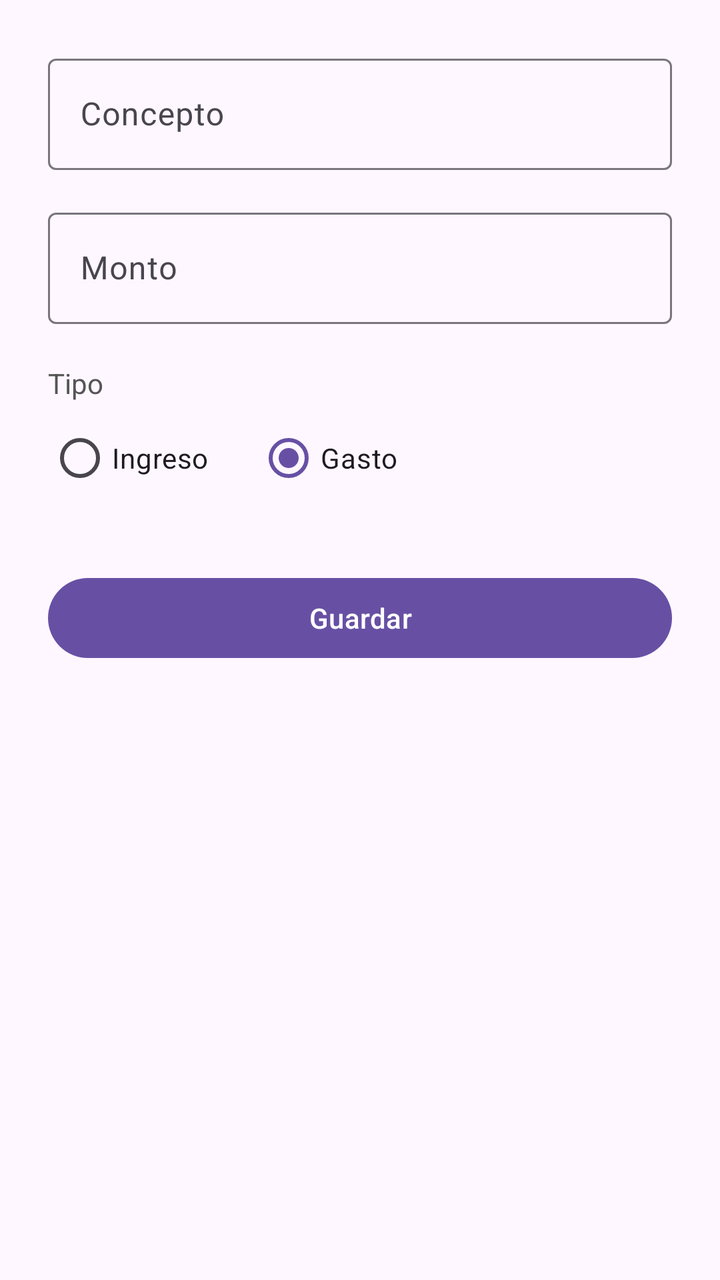
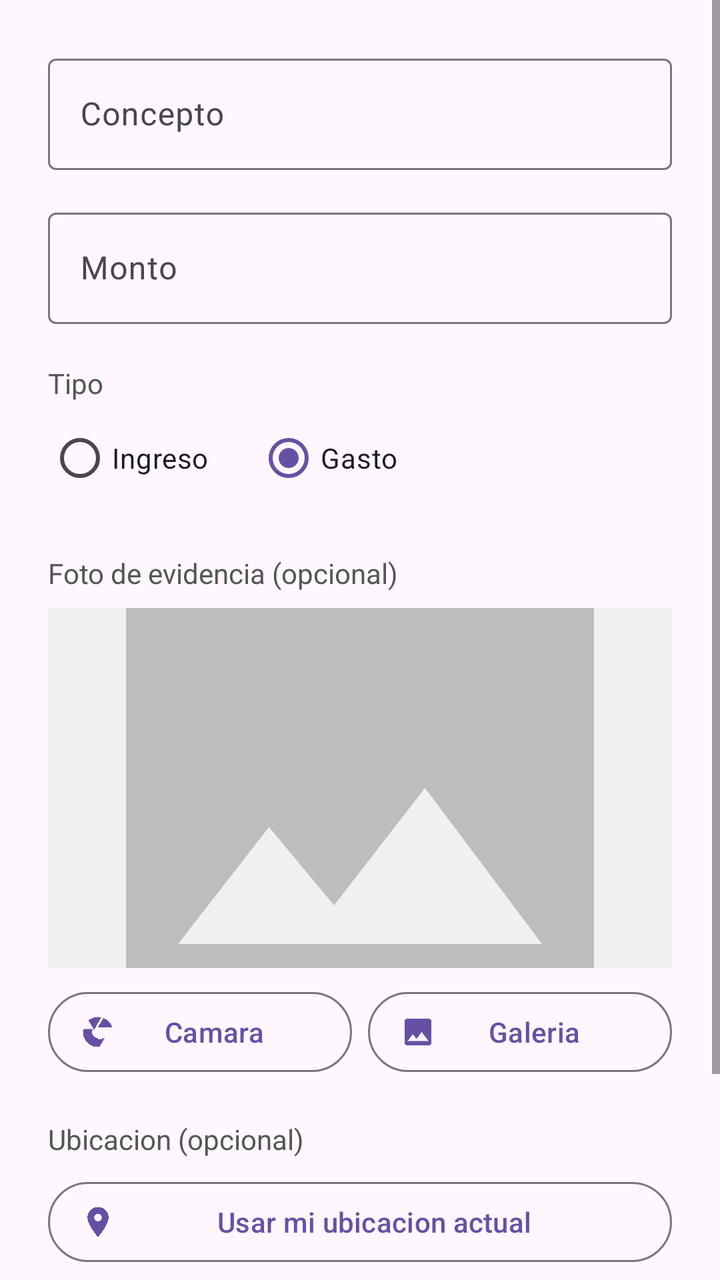

An Android layout rendered at two revisions. The XML below is the earlier revision; the diff shows what the commit changed to produce the second picture.
<!-- AndroidManifest.xml: application theme Theme.Finanzas -->
<!-- res/layout/activity_form.xml -->
<?xml version="1.0" encoding="utf-8"?>
<ScrollView xmlns:android="http://schemas.android.com/apk/res/android"
    xmlns:app="http://schemas.android.com/apk/res-auto"
    android:layout_width="match_parent"
    android:layout_height="match_parent"
    android:fillViewport="true">

    <LinearLayout
        android:layout_width="match_parent"
        android:layout_height="wrap_content"
        android:orientation="vertical"
        android:padding="24dp">

        
        <com.google.android.material.textfield.TextInputLayout
            android:id="@+id/layoutConcepto"
            style="@style/Widget.Material3.TextInputLayout.OutlinedBox"
            android:layout_width="match_parent"
            android:layout_height="wrap_content"
            android:hint="Concepto">

            <com.google.android.material.textfield.TextInputEditText
                android:id="@+id/edtConcepto"
                android:layout_width="match_parent"
                android:layout_height="wrap_content"
                android:inputType="textCapSentences"
                android:maxLines="1" />

        </com.google.android.material.textfield.TextInputLayout>

        
        <com.google.android.material.textfield.TextInputLayout
            android:id="@+id/layoutMonto"
            style="@style/Widget.Material3.TextInputLayout.OutlinedBox"
            android:layout_width="match_parent"
            android:layout_height="wrap_content"
            android:layout_marginTop="16dp"
            android:hint="Monto">

            <com.google.android.material.textfield.TextInputEditText
                android:id="@+id/edtMonto"
                android:layout_width="match_parent"
                android:layout_height="wrap_content"
                android:inputType="numberDecimal" />

        </com.google.android.material.textfield.TextInputLayout>

        
        <TextView
            android:layout_width="wrap_content"
            android:layout_height="wrap_content"
            android:layout_marginTop="20dp"
            android:text="Tipo"
            android:textColor="#555555"
            android:textSize="14sp" />

        <RadioGroup
            android:id="@+id/grupoTipo"
            android:layout_width="match_parent"
            android:layout_height="wrap_content"
            android:layout_marginTop="4dp"
            android:orientation="horizontal">

            <RadioButton
                android:id="@+id/radioIngreso"
                android:layout_width="wrap_content"
                android:layout_height="wrap_content"
                android:text="Ingreso" />

            <RadioButton
                android:id="@+id/radioGasto"
                android:layout_width="wrap_content"
                android:layout_height="wrap_content"
                android:layout_marginStart="24dp"
                android:checked="true"
                android:text="Gasto" />
        </RadioGroup>

        
        <com.google.android.material.button.MaterialButton
            android:id="@+id/btnGuardar"
            android:layout_width="match_parent"
            android:layout_height="wrap_content"
            android:layout_marginTop="32dp"
            android:text="Guardar" />

    </LinearLayout>
</ScrollView>
<!-- resources referenced by this layout -->
<resources>
  <style name="Theme.Finanzas" parent="Base.Theme.Finanzas" />
  <style name="Base.Theme.Finanzas" parent="Theme.Material3.DayNight.NoActionBar">
          
          
      </style>
</resources>

<!-- the commit's change to res/layout/activity_form.xml (unified diff, before → after) -->
@@ -77,6 +77,87 @@
         </RadioGroup>
 
         
+        <TextView
+            android:layout_width="wrap_content"
+            android:layout_height="wrap_content"
+            android:layout_marginTop="24dp"
+            android:text="Foto de evidencia (opcional)"
+            android:textColor="#555555"
+            android:textSize="14sp" />
+
+        <ImageView
+            android:id="@+id/imgEvidencia"
+            android:layout_width="match_parent"
+            android:layout_height="180dp"
+            android:layout_marginTop="8dp"
+            android:background="#F0F0F0"
+            android:contentDescription="@null"
+            android:scaleType="centerCrop"
+            android:src="@drawable/ic_photo_placeholder" />
+
+        <LinearLayout
+            android:layout_width="match_parent"
+            android:layout_height="wrap_content"
+            android:layout_marginTop="8dp"
+            android:orientation="horizontal">
+
+            <com.google.android.material.button.MaterialButton
+                android:id="@+id/btnCamara"
+                style="@style/Widget.Material3.Button.OutlinedButton.Icon"
+                android:layout_width="0dp"
+                android:layout_height="wrap_content"
+                android:layout_marginEnd="8dp"
+                android:layout_weight="1"
+                android:text="Camara"
+                app:icon="@drawable/ic_camera" />
+
+            <com.google.android.material.button.MaterialButton
+                android:id="@+id/btnGaleria"
+                style="@style/Widget.Material3.Button.OutlinedButton.Icon"
+                android:layout_width="0dp"
+                android:layout_height="wrap_content"
+                android:layout_weight="1"
+                android:text="Galeria"
+                app:icon="@drawable/ic_gallery" />
+        </LinearLayout>
+
+        <ProgressBar
+            android:id="@+id/progressSubida"
+            style="?android:attr/progressBarStyleHorizontal"
+            android:layout_width="match_parent"
+            android:layout_height="wrap_content"
+            android:layout_marginTop="8dp"
+            android:max="100"
+            android:visibility="gone" />
+
+        
+        <TextView
+            android:layout_width="wrap_content"
+            android:layout_height="wrap_content"
+            android:layout_marginTop="20dp"
+            android:text="Ubicacion (opcional)"
+            android:textColor="#555555"
+            android:textSize="14sp" />
+
+        <com.google.android.material.button.MaterialButton
+            android:id="@+id/btnUbicacion"
+            style="@style/Widget.Material3.Button.OutlinedButton.Icon"
+            android:layout_width="match_parent"
+            android:layout_height="wrap_content"
+            android:layout_marginTop="8dp"
+            android:text="Usar mi ubicacion actual"
+            app:icon="@drawable/ic_location" />
+
+        <TextView
+            android:id="@+id/txtDireccion"
+            android:layout_width="match_parent"
+            android:layout_height="wrap_content"
+            android:layout_marginTop="6dp"
+            android:text=""
+            android:textColor="#2E7D32"
+            android:textSize="13sp" />
+
+        
         <com.google.android.material.button.MaterialButton
             android:id="@+id/btnGuardar"
             android:layout_width="match_parent"
<!-- resource entries referenced after the edit -->
@@ -1,5 +1,45 @@
 <!-- resources referenced by this layout -->
 <resources>
+  <!-- drawable ic_camera (drawable) -->
+  <vector xmlns:android="http://schemas.android.com/apk/res/android"
+      android:width="24dp"
+      android:height="24dp"
+      android:viewportWidth="24"
+      android:viewportHeight="24">
+      <path
+          android:fillColor="#212121"
+          android:pathData="M9.4,10.5l4.77,-8.26C13.47,2.09 12.75,2 12,2c-2.4,0 -4.6,0.85 -6.32,2.25l3.66,6.35L9.4,10.5zM21.54,9c-0.92,-2.92 -3.15,-5.26 -6,-6.34L11.88,9H21.54zM12,16c-2.21,0 -4,-1.79 -4,-4c0,-0.73 0.2,-1.41 0.54,-2H2.46C2.17,10.66 2,11.32 2,12c0,5.52 4.47,10 9.96,10c0.34,0 0.68,-0.02 1.01,-0.05l3.69,-6.4C15.99,16.22 14.1,17 12,17c0,0 0,0 0,-1z" />
+  </vector>
+  <!-- drawable ic_gallery (drawable) -->
+  <vector xmlns:android="http://schemas.android.com/apk/res/android"
+      android:width="24dp"
+      android:height="24dp"
+      android:viewportWidth="24"
+      android:viewportHeight="24">
+      <path
+          android:fillColor="#212121"
+          android:pathData="M21,19V5c0,-1.1 -0.9,-2 -2,-2H5c-1.1,0 -2,0.9 -2,2v14c0,1.1 0.9,2 2,2h14c1.1,0 2,-0.9 2,-2zM8.5,13.5l2.5,3.01L14.5,12l4.5,6H5l3.5,-4.5z" />
+  </vector>
+  <!-- drawable ic_location (drawable) -->
+  <vector xmlns:android="http://schemas.android.com/apk/res/android"
+      android:width="24dp"
+      android:height="24dp"
+      android:viewportWidth="24"
+      android:viewportHeight="24">
+      <path
+          android:fillColor="#212121"
+          android:pathData="M12,2C8.13,2 5,5.13 5,9c0,5.25 7,13 7,13s7,-7.75 7,-13c0,-3.87 -3.13,-7 -7,-7zM12,11.5c-1.38,0 -2.5,-1.12 -2.5,-2.5s1.12,-2.5 2.5,-2.5 2.5,1.12 2.5,2.5 -1.12,2.5 -2.5,2.5z" />
+  </vector>
+  <!-- drawable ic_photo_placeholder (drawable) -->
+  <vector xmlns:android="http://schemas.android.com/apk/res/android"
+      android:width="24dp"
+      android:height="24dp"
+      android:viewportWidth="24"
+      android:viewportHeight="24">
+      <path
+          android:fillColor="#BDBDBD"
+          android:pathData="M21,19V5c0,-1.1 -0.9,-2 -2,-2H5c-1.1,0 -2,0.9 -2,2v14c0,1.1 0.9,2 2,2h14c1.1,0 2,-0.9 2,-2zM8.5,13.5l2.5,3.01L14.5,12l4.5,6H5l3.5,-4.5z" />
+  </vector>
   <style name="Theme.Finanzas" parent="Base.Theme.Finanzas" />
   <style name="Base.Theme.Finanzas" parent="Theme.Material3.DayNight.NoActionBar">
           
